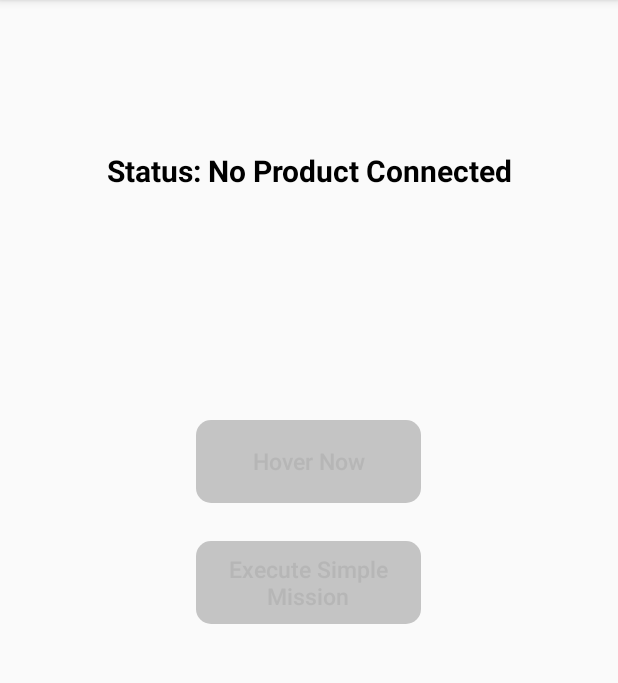
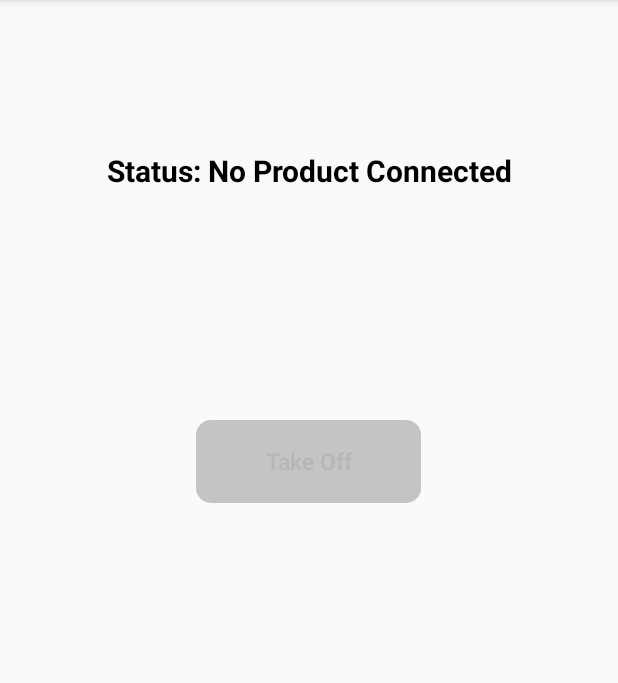
Before and after one commit to Blargedy/ENEL500, an Android app: the screen it shows after launch (MainActivity before the commit, SimpleDemoActivity after it), on a phone screen of 412 x 824 dp, the part 84-767 px from its top. Run offline under Robolectric (Android 15) with nearby library versions, the phone set to English and light mode, and no system bars; libraries missing offline, so code that uses them is left out: dji.common.error, dji.common.flightcontroller, dji.common.util, dji.sdk.base, dji.sdk.flightcontroller and 2 more; 1 statement that could not run was skipped.

Commit message:
Got a working demo for progress update

```diff
--- a/app/src/main/AndroidManifest.xml
+++ b/app/src/main/AndroidManifest.xml
@@ -69,7 +69,7 @@
         </activity>
 
         <activity
-            android:name="com.dji.sdk.sample.common.MainActivity"
+            android:name="com.dji.sdk.sample.common.SimpleDemoActivity"
             android:label="@string/app_name"
             android:screenOrientation="portrait"
             android:configChanges="orientation|keyboardHidden|screenSize"
--- a/app/src/main/java/com/dji/sdk/sample/common/MainActivity.java
+++ /dev/null
@@ -1,132 +0,0 @@
-package com.dji.sdk.sample.common;
-
-import android.Manifest;
-import android.content.BroadcastReceiver;
-import android.content.Context;
-import android.content.Intent;
-import android.content.IntentFilter;
-import android.os.Build;
-import android.os.Bundle;
-import android.support.v4.app.ActivityCompat;
-import android.support.v7.app.AppCompatActivity;
-import android.util.Log;
-import android.view.View;
-import android.widget.Button;
-import android.widget.TextView;
-
-import com.dji.sdk.sample.R;
-import com.dji.sdk.sample.common.mission.MissionGenerator;
-import dji.sdk.base.DJIBaseProduct;
-
-public class MainActivity extends AppCompatActivity implements View.OnClickListener
-{
-    public static final String TAG = MainActivity.class.getName();
-
-    private TextView connectionStatusText_;
-    private Button hoverNowButton_;
-    private Button executeMissionButton_;
-
-    private MissionGenerator missionGenerator_;
-
-    protected BroadcastReceiver receiver_;
-
-    @Override
-    protected void onCreate(Bundle savedInstanceState)
-    {
-        super.onCreate(savedInstanceState);
-
-        requestPermissions();
-        setContentView(R.layout.activity_main);
-
-        IntentFilter filter = new IntentFilter();
-        filter.addAction(DJISampleApplication.FLAG_CONNECTION_CHANGE);
-
-        receiver_  = new BroadcastReceiver() {
-            @Override
-            public void onReceive(Context context, Intent intent) {
-                onProductConnectionChange();
-            }
-        };
-
-        registerReceiver(receiver_, filter);
-
-        initUI();
-    }
-
-    private void requestPermissions()
-    {
-        if (Build.VERSION.SDK_INT >= Build.VERSION_CODES.M) {
-            ActivityCompat.requestPermissions(this,
-                    new String[]{Manifest.permission.WRITE_EXTERNAL_STORAGE, Manifest.permission.VIBRATE,
-                            Manifest.permission.INTERNET, Manifest.permission.ACCESS_WIFI_STATE,
-                            Manifest.permission.WAKE_LOCK, Manifest.permission.ACCESS_COARSE_LOCATION,
-                            Manifest.permission.ACCESS_NETWORK_STATE, Manifest.permission.ACCESS_FINE_LOCATION,
-                            Manifest.permission.CHANGE_WIFI_STATE, Manifest.permission.MOUNT_UNMOUNT_FILESYSTEMS,
-                            Manifest.permission.READ_EXTERNAL_STORAGE, Manifest.permission.SYSTEM_ALERT_WINDOW,
-                            Manifest.permission.READ_PHONE_STATE,
-                    }
-                    , 1);
-        }
-    }
-
-    private void onProductConnectionChange()
-    {
-        updateUiOnConnectionChange();
-//        initMissionManager();
-//        initFlightController();
-    }
-
-    private void initUI()
-    {
-        Log.v(TAG, "initUI");
-
-        connectionStatusText_ = (TextView) findViewById(R.id.text_connection_status);
-
-        hoverNowButton_ = (Button) findViewById(R.id.btn_hover);
-        hoverNowButton_.setEnabled(false);
-        hoverNowButton_.setOnClickListener(this);
-
-        executeMissionButton_ = (Button) findViewById(R.id.btn_execute_mission);
-        executeMissionButton_.setEnabled(false);
-        executeMissionButton_.setOnClickListener(this);
-    }
-
-    private void updateUiOnConnectionChange()
-    {
-        DJIBaseProduct product = DJISampleApplication.getProductInstance();
-
-        if (product != null && product.isConnected())
-        {
-            connectionStatusText_.setText("Status: Connected");
-            executeMissionButton_.setEnabled(true);
-        }
-        else
-        {
-            connectionStatusText_.setText("Status: No Product Connected");
-            executeMissionButton_.setEnabled(false);
-        }
-    }
-
-    @Override
-    public void onClick(View view)
-    {
-        switch (view.getId())
-        {
-            case R.id.btn_hover:
-            {
-
-                break;
-            }
-            case R.id.btn_execute_mission:
-            {
-//                missionGenerator_.generateMissionWithOneWaypoint(
-//                        DJISampleApplication.getProductInstance().getMissionManager());
-
-
-                break;
-            }
-            default:
-                break;
-        }
-    }
-}
--- /dev/null
+++ b/app/src/main/java/com/dji/sdk/sample/common/SimpleDemoActivity.java
@@ -0,0 +1,48 @@
+package com.dji.sdk.sample.common;
+
+import android.content.BroadcastReceiver;
+import android.content.Context;
+import android.content.Intent;
+import android.content.IntentFilter;
+import android.os.Bundle;
+import android.support.v7.app.AppCompatActivity;
+
+import com.dji.sdk.sample.common.mission.FlightController;
+import com.dji.sdk.sample.common.presenter.SimpleDemoPresenter;
+import com.dji.sdk.sample.common.utility.UserPermissionRequester;
+import com.dji.sdk.sample.common.view.SimpleDemoView;
+
+public class SimpleDemoActivity extends AppCompatActivity
+{
+    private UserPermissionRequester permissionRequester_;
+    private SimpleDemoView simpleDemoView_;
+    private FlightController flightController_;
+    private SimpleDemoPresenter simpleDemoPresenter_;
+
+    protected BroadcastReceiver receiver_;
+
+    @Override
+    protected void onCreate(Bundle savedInstanceState) {
+        super.onCreate(savedInstanceState);
+        permissionRequester_ = new UserPermissionRequester();
+        simpleDemoView_ = new SimpleDemoView(this);
+        flightController_ = new FlightController();
+        simpleDemoPresenter_ = new SimpleDemoPresenter(simpleDemoView_, flightController_);
+
+        permissionRequester_.requestPermissions(this);
+        setContentView(simpleDemoView_);
+
+        // TODO Extract this stuff into some kind of service
+        IntentFilter filter = new IntentFilter();
+        filter.addAction(DJISampleApplication.FLAG_CONNECTION_CHANGE);
+
+        receiver_ = new BroadcastReceiver() {
+            @Override
+            public void onReceive(Context context, Intent intent) {
+                simpleDemoPresenter_.productConnectionChanged();
+            }
+        };
+
+        registerReceiver(receiver_, filter);
+    }
+}
--- /dev/null
+++ b/app/src/main/java/com/dji/sdk/sample/common/mission/FlightController.java
@@ -0,0 +1,48 @@
+package com.dji.sdk.sample.common.mission;
+
+import com.dji.sdk.sample.common.DJISampleApplication;
+
+import dji.common.flightcontroller.DJIFlightControllerCurrentState;
+import dji.common.util.DJICommonCallbacks;
+import dji.sdk.flightcontroller.DJIFlightController;
+
+/**
+ * Created by Julia on 2017-01-18.
+ */
+
+public class FlightController
+{
+    public void takeoff(DJICommonCallbacks.DJICompletionCallback callback)
+    {
+        DJIFlightController flightController =
+                DJISampleApplication.getAircraftInstance().getFlightController();
+
+        flightController.takeOff(callback);
+    }
+
+    public void land(DJICommonCallbacks.DJICompletionCallback callback)
+    {
+        DJIFlightController flightController =
+                DJISampleApplication.getAircraftInstance().getFlightController();
+
+        flightController.autoLanding(callback);
+    }
+
+    public void turnOffMotors()
+    {
+        DJIFlightController flightController =
+                DJISampleApplication.getAircraftInstance().getFlightController();
+
+        flightController.turnOffMotors(null);
+    }
+
+    public boolean isAltitudeZero()
+    {
+        DJIFlightController flightController =
+                DJISampleApplication.getAircraftInstance().getFlightController();
+
+        DJIFlightControllerCurrentState currentState = flightController.getCurrentState();
+
+        return currentState.getAircraftLocation().getAltitude() == 0.0f;
+    }
+}
--- /dev/null
+++ b/app/src/main/java/com/dji/sdk/sample/common/presenter/SimpleDemoPresenter.java
@@ -0,0 +1,130 @@
+package com.dji.sdk.sample.common.presenter;
+
+import android.content.Context;
+import android.view.View;
+
+import com.dji.sdk.sample.R;
+import com.dji.sdk.sample.common.DJISampleApplication;
+import com.dji.sdk.sample.common.mission.FlightController;
+import com.dji.sdk.sample.common.view.SimpleDemoView;
+
+import dji.common.error.DJIError;
+import dji.common.util.DJICommonCallbacks;
+import dji.sdk.base.DJIBaseProduct;
+
+/**
+ * Created by Julia on 2017-01-18.
+ */
+
+public class SimpleDemoPresenter implements
+        View.OnClickListener,
+        DJICommonCallbacks.DJICompletionCallback
+{
+    private SimpleDemoView view_;
+    private FlightController flightController_;
+
+    public SimpleDemoPresenter(
+            SimpleDemoView view,
+            FlightController flightController)
+    {
+        view_ = view;
+        flightController_ = flightController;
+
+        registerButtonOnClickListeners();
+    }
+
+    private void registerButtonOnClickListeners()
+    {
+        view_.takeOffButton().setOnClickListener(this);
+        view_.landButton().setOnClickListener(this);
+        view_.executeMissionButton().setOnClickListener(this);
+    }
+
+    public void productConnectionChanged()
+    {
+        DJIBaseProduct product = DJISampleApplication.getProductInstance();
+
+        if (product != null && product.isConnected())
+        {
+            view_.connectionStatusText().setText("Status: Connected");
+            view_.takeOffButton().setEnabled(true);
+        }
+        else
+        {
+            view_.connectionStatusText().setText("Status: No Product Connected");
+            view_.takeOffButton().setEnabled(false);
+        }
+    }
+
+    @Override
+    public void onClick(View view)
+    {
+        switch (view.getId())
+        {
+            case R.id.btn_takeoff:
+                view_.takeOffButton().setEnabled(false);
+                flightController_.takeoff(this);
+
+                break;
+
+            case R.id.btn_land:
+                view_.landButton().setEnabled(false);
+                flightController_.land(this);
+
+                break;
+
+            case R.id.btn_execute_mission:
+
+            default:
+                break;
+        }
+    }
+
+    @Override
+    public void onResult(DJIError error)
+    {
+        if (error == null)
+        {
+            if (!flightController_.isAltitudeZero())
+            {
+                view_.post(new Runnable() {
+                    @Override
+                    public void run() {
+                        updateUiForDroneInFlight();
+                    }
+                });
+            }
+            else
+            {
+                view_.post(new Runnable() {
+                    @Override
+                    public void run() {
+                        updateUiForDroneNotInFlight();
+                    }
+                });
+
+                flightController_.turnOffMotors();
+            }
+        }
+    }
+
+    private void updateUiForDroneInFlight()
+    {
+        view_.connectionStatusText().setText("Takeoff callback");
+
+        view_.takeOffButton().setVisibility(View.GONE);
+        view_.takeOffButton().setEnabled(true);
+
+        view_.landButton().setVisibility(View.VISIBLE);
+    }
+
+    private void updateUiForDroneNotInFlight()
+    {
+        view_.connectionStatusText().setText("Landing callback");
+
+        view_.takeOffButton().setVisibility(View.VISIBLE);
+
+        view_.landButton().setVisibility(View.GONE);
+        view_.landButton().setEnabled(true);
+    }
+}
--- /dev/null
+++ b/app/src/main/java/com/dji/sdk/sample/common/utility/UserPermissionRequester.java
@@ -0,0 +1,35 @@
+package com.dji.sdk.sample.common.utility;
+
+import android.Manifest;
+import android.app.Activity;
+import android.os.Build;
+import android.support.v4.app.ActivityCompat;
+
+/**
+ * Created by Julia on 2017-01-18.
+ */
+
+public class UserPermissionRequester {
+    public void requestPermissions(Activity activity)
+    {
+        if (Build.VERSION.SDK_INT >= Build.VERSION_CODES.M) {
+            ActivityCompat.requestPermissions(activity,
+                    new String[]{
+                            Manifest.permission.WRITE_EXTERNAL_STORAGE,
+                            Manifest.permission.VIBRATE,
+                            Manifest.permission.INTERNET,
+                            Manifest.permission.ACCESS_WIFI_STATE,
+                            Manifest.permission.WAKE_LOCK,
+                            Manifest.permission.ACCESS_COARSE_LOCATION,
+                            Manifest.permission.ACCESS_NETWORK_STATE,
+                            Manifest.permission.ACCESS_FINE_LOCATION,
+                            Manifest.permission.CHANGE_WIFI_STATE,
+                            Manifest.permission.MOUNT_UNMOUNT_FILESYSTEMS,
+                            Manifest.permission.READ_EXTERNAL_STORAGE,
+                            Manifest.permission.SYSTEM_ALERT_WINDOW,
+                            Manifest.permission.READ_PHONE_STATE,
+                    }
+                    , 1);
+        }
+    }
+}
--- a/app/src/main/java/com/dji/sdk/sample/common/view/SimpleDemoView.java
+++ b/app/src/main/java/com/dji/sdk/sample/common/view/SimpleDemoView.java
@@ -2,6 +2,7 @@ package com.dji.sdk.sample.common.view;
 
 import android.content.Context;
 import android.util.AttributeSet;
+import android.view.View;
 import android.widget.Button;
 import android.widget.RelativeLayout;
 import android.widget.TextView;
@@ -15,12 +16,29 @@ import com.dji.sdk.sample.R;
 public class SimpleDemoView extends RelativeLayout
 {
     private TextView connectionStatusText_;
-    private Button hoverNowButton_;
+    private Button takeOffButton_;
     private Button landButton_;
+    private Button executeMissionButton_;
 
-    public SimpleDemoView(Context context, AttributeSet attrs)
-    {
+    public SimpleDemoView(
+            Context context) {
+        super(context);
+        initUI();
+    }
+
+    public SimpleDemoView(
+            Context context,
+            AttributeSet attrs) {
         super(context, attrs);
+        initUI();
+    }
+
+    public SimpleDemoView(
+            Context context,
+            AttributeSet attrs,
+            int defStyle) {
+        super(context, attrs, defStyle);
+        initUI();
     }
 
     public TextView connectionStatusText()
@@ -28,9 +46,9 @@ public class SimpleDemoView extends RelativeLayout
         return connectionStatusText_;
     }
 
-    public Button hoverNowButton()
+    public Button takeOffButton()
     {
-        return hoverNowButton_;
+        return takeOffButton_;
     }
 
     public Button landButton()
@@ -38,17 +56,24 @@ public class SimpleDemoView extends RelativeLayout
         return landButton_;
     }
 
-    @Override
-    protected void onFinishInflate()
+    public Button executeMissionButton()
     {
-        super.onFinishInflate();
-        initUI();
+        return executeMissionButton_;
     }
 
     private void initUI()
     {
+        inflate(getContext(), R.layout.simple_demo, this);
+
         connectionStatusText_ = (TextView) findViewById(R.id.text_connection_status);
-        hoverNowButton_ = (Button) findViewById(R.id.btn_hover);
-        landButton_ = (Button) findViewById(R.id.btn_execute_mission);
+
+        takeOffButton_ = (Button) findViewById(R.id.btn_takeoff);
+        takeOffButton_.setEnabled(false);
+
+        landButton_ = (Button) findViewById(R.id.btn_land);
+        landButton_.setVisibility(View.GONE);
+
+        executeMissionButton_ = (Button) findViewById(R.id.btn_execute_mission);
+        executeMissionButton_.setEnabled(false);
     }
 }
--- a/app/src/main/res/layout/activity_main.xml
+++ b/app/src/main/res/layout/simple_demo.xml
@@ -19,16 +19,30 @@
         android:textStyle="bold"/>
 
     <Button
-        android:id="@+id/btn_hover"
+        android:id="@+id/btn_takeoff"
         android:layout_width="150dp"
         android:layout_height="55dp"
         android:layout_centerHorizontal="true"
         android:layout_marginTop="280dp"
         android:background="@drawable/round_btn"
         android:textAllCaps="false"
-        android:text="Hover Now"
+        android:text="Take Off"
         android:textColor="@color/common_text_color"
         android:textSize="15dp"
+        />
+
+    <Button
+        android:id="@+id/btn_land"
+        android:layout_width="150dp"
+        android:layout_height="55dp"
+        android:layout_centerHorizontal="true"
+        android:layout_marginTop="280dp"
+        android:background="@drawable/round_btn"
+        android:textAllCaps="false"
+        android:text="Land"
+        android:textColor="@color/common_text_color"
+        android:textSize="15dp"
+        android:visibility="gone"
         />
 
     <Button
@@ -36,13 +50,14 @@
         android:layout_width="150dp"
         android:layout_height="55dp"
         android:layout_centerHorizontal="true"
-        android:layout_below="@+id/btn_hover"
+        android:layout_below="@+id/btn_takeoff"
         android:background="@drawable/round_btn"
         android:textAllCaps="false"
         android:layout_marginTop="25dp"
         android:text="Execute Simple Mission"
         android:textColor="@color/common_text_color"
         android:textSize="15dp"
+        android:visibility="invisible"
         />
 
 </RelativeLayout>
```
